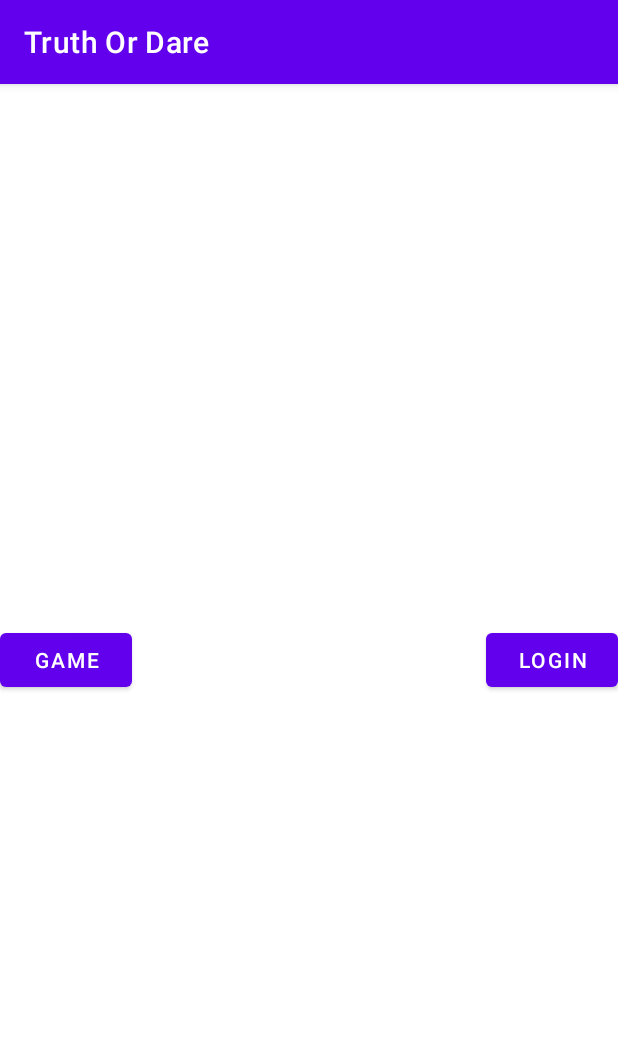
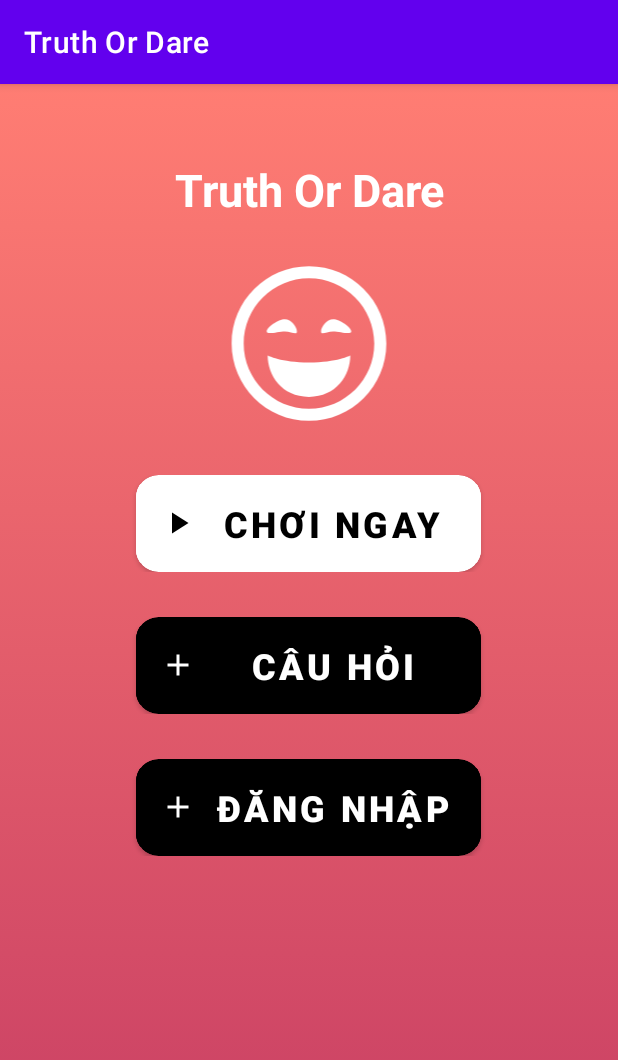
Before and after one commit to TemNguyen/Android_Truth_Or_Dare, an Android app: the screen it shows after launch (MainActivity), on a phone screen of 412 x 824 dp. Shown: the top 1060 px of the screen. Run offline under Robolectric (Android 15) with nearby library versions, the phone set to English and light mode, and no system bars.

Commit message:
done UI home

```diff
--- a/TruthOrDare/app/src/main/java/com/jthanh/truthordare/view/HomeFragment.java
+++ b/TruthOrDare/app/src/main/java/com/jthanh/truthordare/view/HomeFragment.java
@@ -27,18 +27,18 @@ public class HomeFragment extends Fragment {
 
     @Override
     public void onViewCreated(@NonNull View view, @Nullable Bundle savedInstanceState) {
-        binding.btn1.setOnClickListener(new View.OnClickListener() {
-            @Override
-            public void onClick(View view) {
-                Navigation.findNavController(view).navigate(R.id.addPlayerFragment);
-            }
-        });
-        binding.btn2.setOnClickListener(new View.OnClickListener() {
-            @Override
-            public void onClick(View view) {
-                Navigation.findNavController(view).navigate(R.id.loginFragment);
-            }
-        });
+//        binding.btn1.setOnClickListener(new View.OnClickListener() {
+//            @Override
+//            public void onClick(View view) {
+//                Navigation.findNavController(view).navigate(R.id.addPlayerFragment);
+//            }
+//        });
+//        binding.btn2.setOnClickListener(new View.OnClickListener() {
+//            @Override
+//            public void onClick(View view) {
+//                Navigation.findNavController(view).navigate(R.id.loginFragment);
+//            }
+//        });
     }
 
     @Override
--- /dev/null
+++ b/TruthOrDare/app/src/main/res/drawable/gradient_background.xml
@@ -0,0 +1,11 @@
+<?xml version="1.0" encoding="utf-8"?>
+<selector xmlns:android="http://schemas.android.com/apk/res/android">
+    <item>
+        <shape>
+            <gradient android:angle="90"
+                android:endColor="#ff7d73"
+                android:startColor="#c63c63"
+                android:type="linear" />
+        </shape>
+    </item>
+</selector>
--- /dev/null
+++ b/TruthOrDare/app/src/main/res/drawable/ic_baseline_add_24.xml
@@ -0,0 +1,10 @@
+<vector xmlns:android="http://schemas.android.com/apk/res/android"
+    android:width="24dp"
+    android:height="24dp"
+    android:viewportWidth="24"
+    android:viewportHeight="24"
+    android:tint="?attr/colorControlNormal">
+  <path
+      android:fillColor="@android:color/white"
+      android:pathData="M19,13h-6v6h-2v-6H5v-2h6V5h2v6h6v2z"/>
+</vector>
--- /dev/null
+++ b/TruthOrDare/app/src/main/res/drawable/ic_baseline_play_arrow_24.xml
@@ -0,0 +1,10 @@
+<vector xmlns:android="http://schemas.android.com/apk/res/android"
+    android:width="24dp"
+    android:height="24dp"
+    android:viewportWidth="24"
+    android:viewportHeight="24"
+    android:tint="?attr/colorControlNormal">
+  <path
+      android:fillColor="@android:color/black"
+      android:pathData="M8,5v14l11,-7z"/>
+</vector>
--- /dev/null
+++ b/TruthOrDare/app/src/main/res/drawable/ic_lol.xml
@@ -0,0 +1,9 @@
+<vector xmlns:android="http://schemas.android.com/apk/res/android"
+    android:width="208dp"
+    android:height="208dp"
+    android:viewportWidth="26"
+    android:viewportHeight="26">
+  <path
+      android:pathData="M13,0.1875C5.9258,0.1875 0.1875,5.9258 0.1875,13C0.1875,20.0742 5.9258,25.8125 13,25.8125C20.0742,25.8125 25.8125,20.0742 25.8125,13C25.8125,5.9258 20.0742,0.1875 13,0.1875ZM13,2.1875C18.9609,2.1875 23.8125,7.0391 23.8125,13C23.8125,18.9609 18.9609,23.8125 13,23.8125C7.0391,23.8125 2.1875,18.9609 2.1875,13C2.1875,7.0391 7.0391,2.1875 13,2.1875ZM9,9C7.8945,9 6,10.375 6,11C6,11.625 7.8945,11 9,11C10.1055,11 11,11.7031 11,11C11,10.2969 10.1055,9 9,9ZM17,9C15.8945,9 15,10.2969 15,11C15,11.7031 15.8945,11 17,11C18.1055,11 20,11.625 20,11C20,10.375 18.1055,9 17,9ZM6.1563,15C6.1563,18.2266 8.4609,21.8438 13,21.8438C17.5391,21.8438 19.8438,18.2266 19.8438,15C19.8438,15 17.6406,16.1563 13,16.1563C8.3594,16.1563 6.1563,15 6.1563,15Z"
+      android:fillColor="#ffffff"/>
+</vector>
--- a/TruthOrDare/app/src/main/res/layout/fragment_home.xml
+++ b/TruthOrDare/app/src/main/res/layout/fragment_home.xml
@@ -1,27 +1,129 @@
 <?xml version="1.0" encoding="utf-8"?>
-<androidx.constraintlayout.widget.ConstraintLayout xmlns:android="http://schemas.android.com/apk/res/android"
+<LinearLayout
+    xmlns:android="http://schemas.android.com/apk/res/android"
     xmlns:app="http://schemas.android.com/apk/res-auto"
     xmlns:tools="http://schemas.android.com/tools"
     android:layout_width="match_parent"
     android:layout_height="match_parent"
-    tools:context=".view.HomeFragment">
+    tools:context=".view.HomeFragment"
+    android:orientation="vertical"
+    android:background="@drawable/gradient_background">
 
-    <Button
-        android:id="@+id/btn_1"
-        android:layout_width="wrap_content"
+    <TextView
+        android:layout_width="match_parent"
         android:layout_height="wrap_content"
-        android:text="Game"
-        app:layout_constraintBottom_toBottomOf="parent"
-        app:layout_constraintStart_toStartOf="parent"
-        app:layout_constraintTop_toTopOf="parent" />
+        android:text="@string/app_name"
+        android:textSize="30sp"
+        android:textStyle="bold"
+        android:textAlignment="center"
+        android:textColor="@color/white"
+        android:paddingTop="50dp"
+        />
 
-    <Button
-        android:id="@+id/btn_2"
-        android:layout_width="wrap_content"
+    <ImageView
+        android:layout_width="match_parent"
+        android:layout_height="170dp"
+        android:src="@drawable/ic_lol"
+        android:paddingTop="30dp"
+        android:paddingBottom="35dp"
+        />
+
+    <LinearLayout
+        android:layout_width="match_parent"
         android:layout_height="wrap_content"
-        android:text="Login"
-        app:layout_constraintBottom_toBottomOf="parent"
-        app:layout_constraintEnd_toEndOf="parent"
-        app:layout_constraintTop_toTopOf="parent" />
+        android:orientation="vertical"
+        android:gravity="center"
+        android:paddingBottom="30dp">
 
-</androidx.constraintlayout.widget.ConstraintLayout>
+        <androidx.cardview.widget.CardView
+            android:layout_width="wrap_content"
+            android:layout_height="wrap_content"
+            app:cardCornerRadius="15dp"
+            app:cardBackgroundColor="@color/white">
+            <Button
+                android:id="@+id/btn_play"
+                android:layout_width="230dp"
+                android:layout_height="wrap_content"
+                android:text="Chơi ngay"
+                android:textSize="24sp"
+                android:textStyle="bold"
+                android:textColor="@color/black"
+                android:drawableLeft="@drawable/ic_baseline_play_arrow_24"
+                android:drawableTint="@color/black"
+                android:paddingVertical="10dp"
+                android:backgroundTint="@color/white"
+                android:elevation="0dp"
+                android:stateListAnimator="@null"
+                />
+
+        </androidx.cardview.widget.CardView>
+
+    </LinearLayout>
+
+    <LinearLayout
+        android:layout_width="match_parent"
+        android:layout_height="wrap_content"
+        android:orientation="vertical"
+        android:gravity="center"
+        android:paddingBottom="30dp">
+
+        <androidx.cardview.widget.CardView
+            android:layout_width="wrap_content"
+            android:layout_height="wrap_content"
+            app:cardCornerRadius="15dp"
+            app:cardBackgroundColor="@color/black">
+            <Button
+                android:id="@+id/btn_question"
+                android:layout_width="230dp"
+                android:layout_height="wrap_content"
+                android:text="Câu hỏi"
+                android:textSize="24sp"
+                android:textStyle="bold"
+                android:textColor="@color/white"
+                android:drawableLeft="@drawable/ic_baseline_add_24"
+                android:drawableTint="@color/white"
+                android:paddingVertical="10dp"
+                android:backgroundTint="@color/black"
+                android:elevation="0dp"
+                android:stateListAnimator="@null"
+                />
+
+        </androidx.cardview.widget.CardView>
+
+
+    </LinearLayout>
+
+    <LinearLayout
+        android:layout_width="match_parent"
+        android:layout_height="wrap_content"
+        android:orientation="vertical"
+        android:gravity="center"
+        android:paddingBottom="30dp">
+
+        <androidx.cardview.widget.CardView
+            android:layout_width="wrap_content"
+            android:layout_height="wrap_content"
+            app:cardCornerRadius="15dp"
+            app:cardBackgroundColor="@color/black">
+            <Button
+                android:id="@+id/btn_login"
+                android:layout_width="230dp"
+                android:layout_height="wrap_content"
+                android:text="Đăng nhập"
+                android:textSize="24sp"
+                android:textStyle="bold"
+                android:textColor="@color/white"
+                android:drawableLeft="@drawable/ic_baseline_add_24"
+                android:drawableTint="@color/white"
+                android:paddingVertical="10dp"
+                android:backgroundTint="@color/black"
+                android:elevation="0dp"
+                android:stateListAnimator="@null"
+                />
+
+        </androidx.cardview.widget.CardView>
+
+
+    </LinearLayout>
+
+</LinearLayout>
```
